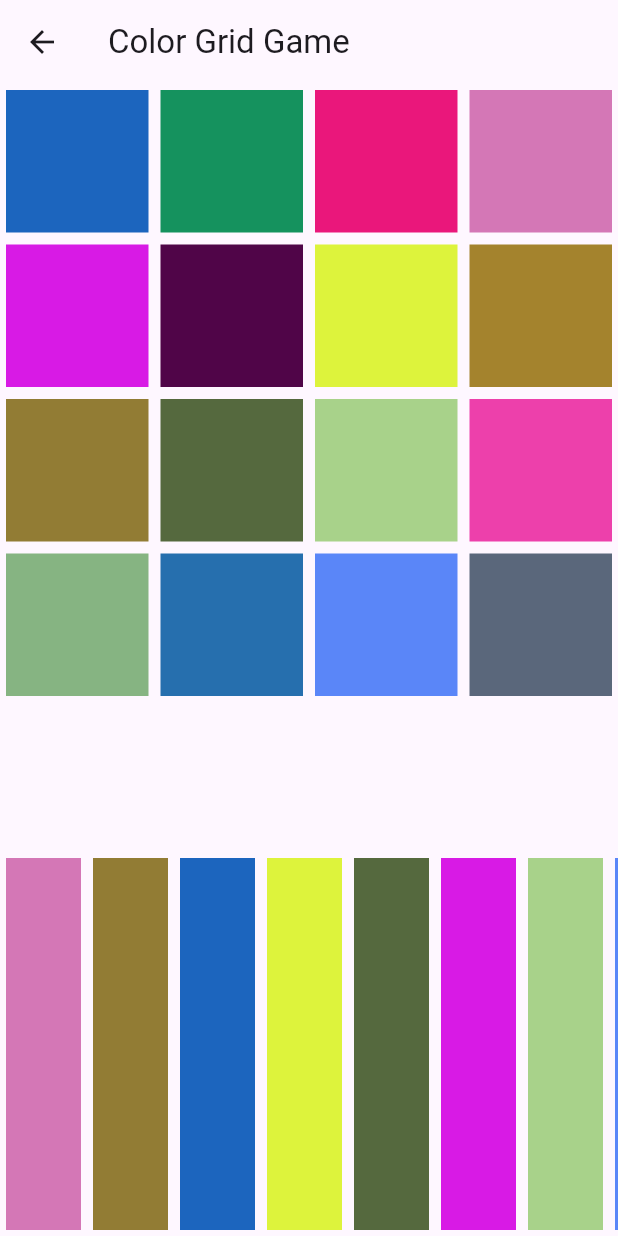
After one commit to YahyaAAAAAAA/RapidRounds, a Flutter app: the screen it shows after launch, after a tap on "Test Room", on a phone screen of 412 x 824 dp. The commit adds this screen. Run offline on Flutter 3.47's test engine with Material 3 defaults, Android fonts, the phone set to English and light mode, and no system bars; our stand-ins replace cloud_firestore, firebase_core, flutter_bloc, flutter_dotenv, rxdart; accounts and stored records are empty.

Commit message:
new game in work, new plan

```diff
--- /dev/null
+++ b/lib/features/games/reaction color/reaction_color.dart
@@ -0,0 +1,124 @@
+import 'dart:async';
+import 'dart:math';
+import 'package:flutter/material.dart';
+
+class ColorGridScreen extends StatefulWidget {
+  const ColorGridScreen({super.key});
+
+  @override
+  _ColorGridScreenState createState() => _ColorGridScreenState();
+}
+
+class _ColorGridScreenState extends State<ColorGridScreen> {
+  static const int gridSize = 4;
+  static const Duration revealDuration = Duration(seconds: 3);
+
+  late List<Color> initialColors;
+  late List<Color> currentGridColors;
+  late List<Color> paletteColors;
+  bool isHidden = false;
+  Color? selectedColor;
+
+  @override
+  void initState() {
+    super.initState();
+    _initializeGame();
+
+    // Hide the grid colors after the reveal duration
+    Future.delayed(revealDuration, () {
+      setState(() {
+        isHidden = true;
+        currentGridColors = List.generate(
+          gridSize * gridSize,
+          (_) => Colors.white,
+        );
+      });
+    });
+  }
+
+  void _initializeGame() {
+    final random = Random();
+
+    initialColors = List.generate(
+      gridSize * gridSize,
+      (_) => Color.fromARGB(
+        255,
+        random.nextInt(256),
+        random.nextInt(256),
+        random.nextInt(256),
+      ),
+    );
+
+    currentGridColors = List.from(initialColors);
+    paletteColors = List.from(initialColors)..shuffle(random);
+  }
+
+  void _recolorGrid(int index) {
+    if (selectedColor != null) {
+      setState(() {
+        currentGridColors[index] = selectedColor!;
+      });
+    }
+  }
+
+  @override
+  Widget build(BuildContext context) {
+    return Scaffold(
+      appBar: AppBar(
+        title: Text('Color Grid Game'),
+      ),
+      body: Column(
+        children: [
+          Expanded(
+            flex: 2,
+            child: GridView.builder(
+              gridDelegate: SliverGridDelegateWithFixedCrossAxisCount(
+                crossAxisCount: gridSize,
+              ),
+              itemCount: gridSize * gridSize,
+              itemBuilder: (context, index) {
+                return GestureDetector(
+                  onTap: isHidden ? () => _recolorGrid(index) : null,
+                  child: Container(
+                    margin: EdgeInsets.all(4),
+                    color: currentGridColors[index],
+                  ),
+                );
+              },
+            ),
+          ),
+          Expanded(
+            flex: 1,
+            child: ListView.builder(
+              scrollDirection: Axis.horizontal,
+              itemCount: paletteColors.length,
+              itemBuilder: (context, index) {
+                return GestureDetector(
+                  onTap: () {
+                    setState(() {
+                      selectedColor = paletteColors[index];
+                    });
+                  },
+                  child: Container(
+                    width: 50,
+                    height: 50,
+                    margin: EdgeInsets.all(4),
+                    decoration: BoxDecoration(
+                      color: paletteColors[index],
+                      border: Border.all(
+                        color: selectedColor == paletteColors[index]
+                            ? Colors.black
+                            : Colors.transparent,
+                        width: 3,
+                      ),
+                    ),
+                  ),
+                );
+              },
+            ),
+          ),
+        ],
+      ),
+    );
+  }
+}
--- a/lib/features/home/presentation/home_page.dart
+++ b/lib/features/home/presentation/home_page.dart
@@ -1,5 +1,6 @@
 import 'package:flutter/material.dart';
 import 'package:flutter_bloc/flutter_bloc.dart';
+import 'package:rapid_rounds/features/games/reaction%20color/reaction_color.dart';
 import 'package:rapid_rounds/features/room/presentation/cubits/room_cubit.dart';
 import 'package:rapid_rounds/features/room/presentation/pages/create_room_page.dart';
 import 'package:rapid_rounds/features/room/presentation/pages/join_room_page.dart';
@@ -37,14 +38,24 @@ class HomePage extends StatelessWidget {
                 Navigator.push(
                   context,
                   MaterialPageRoute(
-                    builder: (_) => BlocProvider.value(
-                      value: context.read<RoomCubit>(),
-                      child: const JoinRoomPage(),
-                    ),
+                    builder: (_) => JoinRoomPage(),
                   ),
                 );
               },
               child: const Text('Join Room'),
+            ),
+            //todo testing
+            const SizedBox(height: 20),
+            ElevatedButton(
+              onPressed: () {
+                Navigator.push(
+                  context,
+                  MaterialPageRoute(
+                    builder: (_) => ColorGridScreen(),
+                  ),
+                );
+              },
+              child: const Text('Test Room'),
             ),
           ],
         ),
--- a/lib/features/room/domain/entities/player.dart
+++ b/lib/features/room/domain/entities/player.dart
@@ -6,6 +6,7 @@ class Player {
   PlayerState state;
   int points; // Player's current score
   List<int> finishTimes; // Times taken to complete rounds (in seconds)
+  List<bool> fails;
 
   Player({
     required this.id,
@@ -13,6 +14,7 @@ class Player {
     this.points = 0,
     this.state = PlayerState.playing,
     this.finishTimes = const [],
+    this.fails = const [],
   });
 
   factory Player.fromJson(Map<String, dynamic> json) {
@@ -21,7 +23,8 @@ class Player {
       name: json['name'],
       points: json['points'] ?? 0,
       state: PlayerState.values.firstWhere((e) => e.name == json['state']),
-      finishTimes: List<int>.from(json['finishTime'] ?? []),
+      finishTimes: List<int>.from(json['finishTimes'] ?? []),
+      fails: List<bool>.from(json['fails'] ?? []),
     );
   }
 
@@ -31,7 +34,8 @@ class Player {
       'name': name,
       'points': points,
       'state': state.name,
-      'finishTime': finishTimes,
+      'finishTimes': finishTimes,
+      'fails': fails,
     };
   }
 }
--- a/lib/features/room/domain/entities/room.dart
+++ b/lib/features/room/domain/entities/room.dart
@@ -9,6 +9,7 @@ class Room {
   String currentMiniGame; // ID of the current mini-game
   List<String> gameSequence; // Sequence of mini-games for this room
   DateTime roundStartTime; // Time when the current round started
+  List<int> delays;
 
   Room({
     required this.id,
@@ -19,6 +20,7 @@ class Room {
     this.totalRounds = 3,
     this.currentMiniGame = "",
     this.gameSequence = const [],
+    this.delays = const [],
   });
 
   Room.fromJson(Map<String, dynamic> json)
@@ -29,7 +31,8 @@ class Room {
         totalRounds = json['totalRounds'] ?? 3,
         currentMiniGame = json['currentMiniGame'] ?? "",
         gameSequence = List<String>.from(json['gameSequence'] ?? []),
-        roundStartTime = json['roundStartTime'].toDate();
+        roundStartTime = json['roundStartTime'].toDate(),
+        delays = List<int>.from(json['delays'] ?? []);
 
   Map<String, dynamic> toJson() {
     return {
@@ -41,6 +44,7 @@ class Room {
       'currentMiniGame': currentMiniGame,
       'gameSequence': gameSequence,
       'roundStartTime': roundStartTime,
+      'delays': delays,
     };
   }
 }
--- a/lib/features/room/domain/room_repo.dart
+++ b/lib/features/room/domain/room_repo.dart
@@ -25,7 +25,8 @@ abstract class RoomRepo {
   Future<void> onPlayerComplete(
     String roomId,
     String playerId,
-    DateTime finishTime,
+    int? gameDelayMicroSeconds,
+    bool? didFail,
   );
 
   Future<bool> isAllPlayersDone(String roomId);
--- a/lib/main.dart
+++ b/lib/main.dart
@@ -8,7 +8,6 @@ import 'package:rapid_rounds/firebase_options.dart';
 import 'package:rapid_rounds/features/home/presentation/home_page.dart';
 
 void main() async {
-  //flutter run --no-enable-impeller
   //load env variables
   await dotenv.load(fileName: '.env');
 
```
Also changed, not shown: lib/features/room/data/firebase_room_repo.dart (+39 -10 lines), lib/features/room/presentation/cubits/room_cubit.dart (+9 -35 lines), lib/features/room/presentation/pages/room_page.dart (+129 -61 lines), pubspec.yaml (+4 -3 lines), pubspec.lock.
